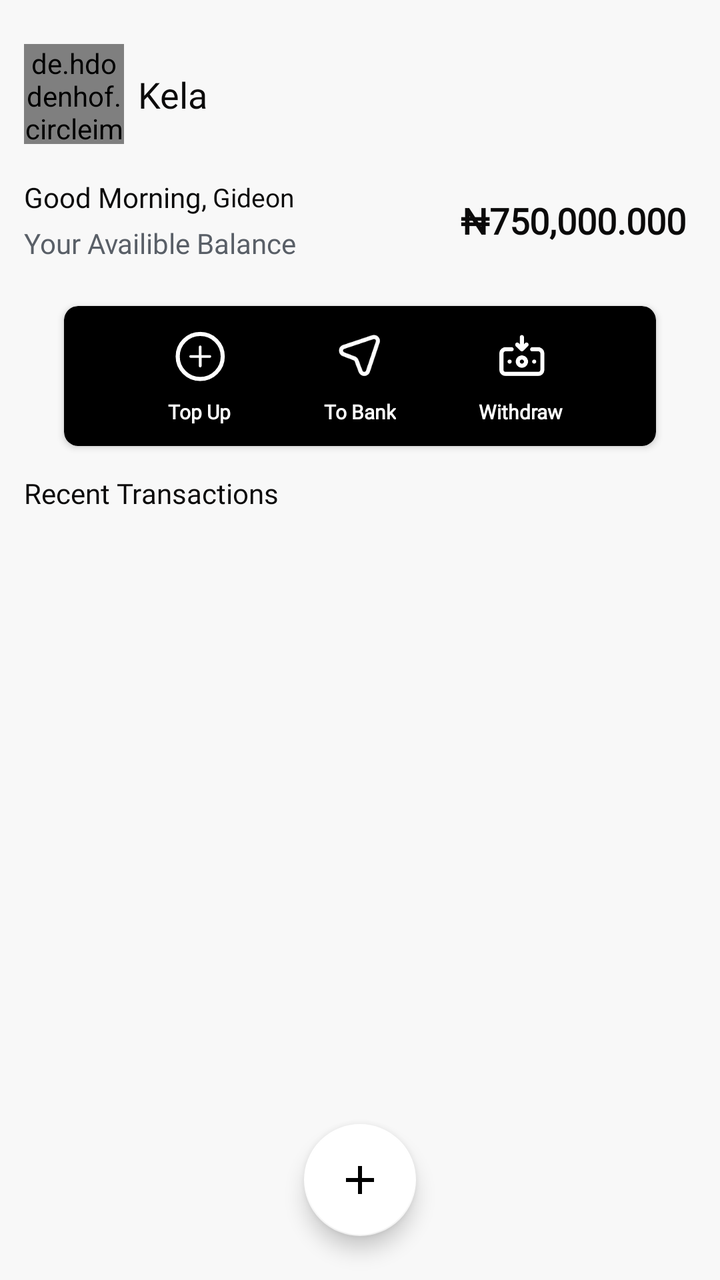
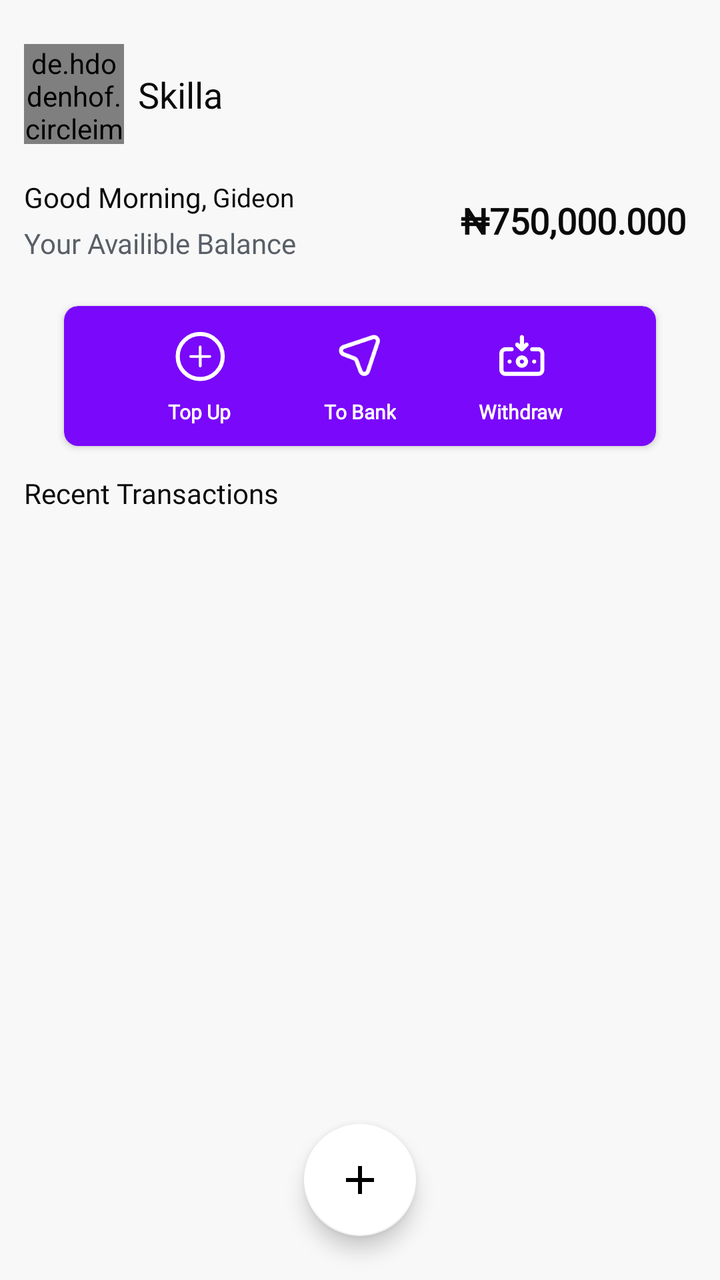

Before-and-after screenshots of an Android layout around one commit, followed by the original layout XML and the change that was made.
<!-- AndroidManifest.xml: application theme Theme.ExpenseApp -->
<!-- res/layout/fragment_home.xml -->
<?xml version="1.0" encoding="utf-8"?>
<androidx.constraintlayout.widget.ConstraintLayout xmlns:android="http://schemas.android.com/apk/res/android"
    xmlns:app="http://schemas.android.com/apk/res-auto"
    xmlns:tools="http://schemas.android.com/tools"
    android:layout_width="match_parent"
    android:layout_height="match_parent"
    android:background="#F8F8F8"
    tools:context=".fragment.HomeFragment">


    <de.hdodenhof.circleimageview.CircleImageView
        android:id="@+id/imageView"
        android:layout_width="50dp"
        android:layout_height="50dp"
        android:layout_marginStart="12dp"
        android:layout_marginTop="22dp"
        android:src="@drawable/play_store"
        app:layout_constraintStart_toStartOf="parent"
        app:layout_constraintTop_toTopOf="parent" />

    <TextView
        android:id="@+id/app_name"
        android:layout_width="wrap_content"
        android:layout_height="wrap_content"
        android:layout_marginStart="7dp"
        android:fontFamily="@font/poppins_medium"
        android:text="Kela"
        android:textColor="@color/text_color"
        android:textSize="18sp"
        app:layout_constraintBottom_toBottomOf="@+id/imageView"
        app:layout_constraintStart_toEndOf="@+id/imageView"
        app:layout_constraintTop_toTopOf="@+id/imageView" />

    <TextView
        android:id="@+id/greetings_txt"
        android:layout_width="wrap_content"
        android:layout_height="wrap_content"
        android:layout_marginTop="17dp"
        android:fontFamily="@font/poppins_medium"
        android:text="Good Morning,"
        android:textColor="@color/text_color"
        android:textSize="14sp"
        app:layout_constraintStart_toStartOf="@+id/imageView"
        app:layout_constraintTop_toBottomOf="@+id/imageView" />

    <TextView
        android:id="@+id/user_name"
        android:layout_width="wrap_content"
        android:layout_height="wrap_content"
        android:layout_marginStart="3dp"
        android:fontFamily="@font/poppins_medium"
        android:text="Gideon"
        android:textColor="@color/text_color"
        android:textSize="13sp"
        app:layout_constraintBottom_toBottomOf="@+id/greetings_txt"
        app:layout_constraintStart_toEndOf="@+id/greetings_txt"
        app:layout_constraintTop_toTopOf="@+id/greetings_txt" />

    <TextView
        android:id="@+id/textView4"
        android:layout_width="wrap_content"
        android:layout_height="wrap_content"
        android:layout_marginTop="4dp"
        android:fontFamily="@font/poppins_regular"
        android:text="Your Availible Balance"
        android:textColor="#595F67"
        android:textSize="14sp"
        app:layout_constraintStart_toStartOf="@+id/greetings_txt"
        app:layout_constraintTop_toBottomOf="@+id/greetings_txt" />

    <TextView
        android:id="@+id/textView5"
        android:layout_width="wrap_content"
        android:layout_height="wrap_content"
        android:layout_marginEnd="17dp"
        android:fontFamily="@font/poppins_regular"
        android:text="₦750,000.000"
        android:textColor="@color/text_color"
        android:textSize="18sp"
        android:textStyle="bold"
        app:layout_constraintBottom_toBottomOf="@+id/textView4"
        app:layout_constraintEnd_toEndOf="parent"
        app:layout_constraintTop_toTopOf="@+id/greetings_txt" />


    <androidx.cardview.widget.CardView
        android:id="@+id/activities"
        android:layout_width="match_parent"
        android:layout_height="70dp"
        android:layout_marginHorizontal="32dp"
        android:layout_marginTop="22dp"
        app:cardBackgroundColor="@color/black"
        app:cardCornerRadius="7dp"
        app:layout_constraintTop_toBottomOf="@id/textView4">


        <androidx.constraintlayout.widget.ConstraintLayout
            android:layout_width="match_parent"
            android:layout_height="match_parent">


            <ImageView
                android:id="@+id/top_up"
                android:layout_width="26dp"
                android:layout_height="36dp"
                android:layout_marginTop="7dp"
                android:src="@drawable/top_up"
                app:layout_constraintEnd_toStartOf="@id/send"
                app:layout_constraintStart_toStartOf="parent"
                app:layout_constraintTop_toTopOf="parent" />

            <TextView
                android:id="@+id/text_topUp"
                android:layout_width="wrap_content"
                android:layout_height="wrap_content"
                android:layout_marginTop="3dp"
                android:fontFamily="@font/poppins_medium"
                android:text="Top Up"
                android:textColor="@color/white"
                android:textSize="10sp"
                android:textStyle="bold"
                app:layout_constraintEnd_toEndOf="@+id/top_up"
                app:layout_constraintStart_toStartOf="@+id/top_up"
                app:layout_constraintTop_toBottomOf="@+id/top_up" />


            <ImageView
                android:id="@+id/send"
                android:layout_width="26dp"
                android:layout_height="36dp"
                android:src="@drawable/send"
                app:layout_constraintEnd_toStartOf="@id/withdraw"
                app:layout_constraintStart_toEndOf="@id/top_up"
                app:layout_constraintTop_toTopOf="@+id/top_up" />

            <TextView
                android:id="@+id/text_send"
                android:layout_width="wrap_content"
                android:layout_height="wrap_content"
                android:fontFamily="@font/poppins_medium"
                android:text="To Bank"
                android:textColor="@color/white"
                android:textSize="10sp"
                android:textStyle="bold"
                app:layout_constraintBottom_toBottomOf="@+id/text_topUp"
                app:layout_constraintEnd_toEndOf="@+id/send"
                app:layout_constraintStart_toStartOf="@id/send"
                app:layout_constraintTop_toTopOf="@id/text_topUp" />


            <ImageView
                android:id="@+id/withdraw"
                android:layout_width="26dp"
                android:layout_height="36dp"
                android:src="@drawable/withdraw"
                app:layout_constraintEnd_toEndOf="parent"
                app:layout_constraintStart_toEndOf="@+id/send"
                app:layout_constraintTop_toTopOf="@+id/top_up" />

            <TextView
                android:layout_width="wrap_content"
                android:layout_height="wrap_content"
                android:fontFamily="@font/poppins_medium"
                android:text="Withdraw"
                android:textColor="@color/white"
                android:textSize="10sp"
                android:textStyle="bold"
                app:layout_constraintBottom_toBottomOf="@id/text_topUp"
                app:layout_constraintEnd_toEndOf="@+id/withdraw"
                app:layout_constraintStart_toStartOf="@+id/withdraw"
                app:layout_constraintTop_toTopOf="@id/text_topUp" />


        </androidx.constraintlayout.widget.ConstraintLayout>
    </androidx.cardview.widget.CardView>

    <TextView
        android:id="@+id/transaction_text"
        android:layout_width="wrap_content"
        android:layout_height="wrap_content"
        android:layout_marginTop="14dp"
        android:fontFamily="@font/poppins_medium"
        android:text="Recent Transactions"
        android:textColor="@color/text_color"
        android:textSize="14sp"
        app:layout_constraintStart_toStartOf="@+id/greetings_txt"
        app:layout_constraintTop_toBottomOf="@+id/activities" />

    <androidx.recyclerview.widget.RecyclerView
        android:id="@+id/transaction_list"
        android:layout_width="match_parent"
        android:layout_height="wrap_content"
        android:layout_marginTop="5dp"
        tools:listitem="@layout/expense"
        app:layout_constraintEnd_toEndOf="parent"
        app:layout_constraintStart_toStartOf="parent"
        app:layout_constraintTop_toBottomOf="@+id/transaction_text" />

    <com.google.android.material.floatingactionbutton.FloatingActionButton
        android:id="@+id/BtnAddExpense"
        android:layout_width="wrap_content"
        android:layout_height="wrap_content"
        android:layout_marginBottom="22dp"
        android:src="@drawable/baseline_add_24"
        app:backgroundTint="@color/white"
        app:layout_constraintBottom_toBottomOf="parent"
        app:layout_constraintEnd_toEndOf="parent"
        app:layout_constraintStart_toStartOf="parent" />

</androidx.constraintlayout.widget.ConstraintLayout>
<!-- res/layout/expense.xml (included above) -->
<?xml version="1.0" encoding="utf-8"?>
<androidx.cardview.widget.CardView xmlns:android="http://schemas.android.com/apk/res/android"
    xmlns:app="http://schemas.android.com/apk/res-auto"
    xmlns:tools="http://schemas.android.com/tools"
    android:layout_width="match_parent"
    android:layout_height="100dp"
    android:layout_marginHorizontal="7dp"
    android:layout_marginTop="12dp"
    app:cardCornerRadius="7dp"
    app:cardElevation="0dp">


    <androidx.constraintlayout.widget.ConstraintLayout
        android:id="@+id/carrd"
        android:layout_width="match_parent"
        android:layout_height="match_parent"
        android:background="@color/white">

        <de.hdodenhof.circleimageview.CircleImageView
            android:id="@+id/imageView10"
            android:layout_width="55dp"
            android:layout_height="55dp"
            android:layout_marginStart="7dp"
            android:layout_marginTop="12dp"
            android:src="@drawable/user_image"
            app:layout_constraintStart_toStartOf="parent"
            app:layout_constraintTop_toTopOf="parent" />


        <TextView
            android:id="@+id/splitOption"
            android:layout_width="wrap_content"
            android:layout_height="wrap_content"
            android:fontFamily="@font/poppins_medium"
            android:text="equally splitted"
            android:textColor="@color/black"
            android:layout_marginTop="7dp"
            android:textSize="14sp"
            app:layout_constraintStart_toStartOf="@+id/constraint2"
            app:layout_constraintTop_toBottomOf="@+id/constraint2" />

        <TextView
            android:id="@+id/amount"
            android:layout_width="wrap_content"
            android:layout_height="wrap_content"
            android:layout_marginEnd="12sp"
            android:fontFamily="@font/poppins_medium"
            android:text="₦125,000.00"
            android:textColor="@color/black"
            android:textSize="12sp"
            app:layout_constraintBottom_toBottomOf="@+id/imageView10"
            app:layout_constraintEnd_toEndOf="parent"
            app:layout_constraintTop_toTopOf="@+id/imageView10" />


        <androidx.constraintlayout.widget.ConstraintLayout
            android:id="@+id/constraint2"
            android:layout_width="200dp"
            android:layout_height="wrap_content"
            android:layout_marginStart="7dp"
            app:layout_constraintStart_toEndOf="@+id/imageView10"
            app:layout_constraintTop_toTopOf="@+id/imageView10">

            <TextView
                android:id="@+id/textView12"
                android:layout_width="wrap_content"
                android:layout_height="25dp"
                android:layout_marginTop="12dp"
                android:layout_marginBottom="12dp"
                app:layout_constraintBottom_toBottomOf="parent"
                app:layout_constraintEnd_toEndOf="parent"
                app:layout_constraintStart_toStartOf="parent"
                app:layout_constraintTop_toTopOf="parent" />

            <TextView
                android:id="@+id/expenseDescription"
                android:layout_width="0dp"
                android:layout_height="0dp"
                android:fontFamily="@font/poppins_medium"
                android:text=""
                android:textAlignment="textStart"
                android:textColor="@color/black"
                android:textSize="14sp"
                app:layout_constraintBottom_toBottomOf="parent"
                app:layout_constraintEnd_toEndOf="parent"
                app:layout_constraintStart_toStartOf="parent"
                app:layout_constraintTop_toTopOf="parent" />

        </androidx.constraintlayout.widget.ConstraintLayout>

        <TextView
            android:id="@+id/edit"
            android:layout_width="wrap_content"
            android:layout_height="wrap_content"
            android:text="Edit"
            android:fontFamily="@font/poppins_medium"
            android:textSize="14sp"
            android:layout_marginEnd="17dp"
            android:textColor="#2196F3"
            app:layout_constraintBottom_toBottomOf="@+id/delete"
            app:layout_constraintEnd_toStartOf="@+id/delete"
            app:layout_constraintTop_toTopOf="@+id/delete" />

        <TextView
            android:id="@+id/delete"
            android:layout_width="wrap_content"
            android:layout_height="wrap_content"
            android:text="Delete"
            android:textColor="#E70606"
            android:fontFamily="@font/poppins_medium"
            android:textSize="14sp"
            app:layout_constraintBottom_toBottomOf="@+id/splitOption"
            app:layout_constraintEnd_toEndOf="@+id/amount"
            app:layout_constraintTop_toTopOf="@+id/splitOption" />

    </androidx.constraintlayout.widget.ConstraintLayout>


</androidx.cardview.widget.CardView>
<!-- resources referenced by this layout -->
<resources>
  <color name="black">#FF000000</color>
  <color name="text_color">#0B0A0A</color>
  <color name="white">#FFFFFFFF</color>
  <!-- drawable baseline_add_24 (drawable) -->
  <vector xmlns:android="http://schemas.android.com/apk/res/android" android:height="24dp" android:tint="@color/purple_500" android:viewportHeight="24" android:viewportWidth="24" android:width="24dp">
        
      <path android:fillColor="@android:color/white" android:pathData="M19,13h-6v6h-2v-6H5v-2h6V5h2v6h6v2z"/>
      
  </vector>
  <!-- drawable play_store: png bitmap (drawable, 22553 bytes) -->
  <!-- drawable send (drawable) -->
  <vector xmlns:android="http://schemas.android.com/apk/res/android"
      android:width="20dp"
      android:height="20dp"
      android:viewportWidth="20"
      android:viewportHeight="20">
      <path
          android:fillColor="#FFFFFFFF"
          android:pathData="M16.98 2.58c-0.3-0.3-0.68-0.52-1.1-0.62-0.42-0.1-0.86-0.08-1.26 0.06L3.47 5.75C3.02 5.9 2.63 6.18 2.35 6.55 2.07 6.95 1.9 7.4 1.9 7.88 1.89 8.34 2.03 8.81 2.3 9.2c0.26 0.4 0.64 0.7 1.08 0.86l4.13 1.57c0.09 0.04 0.17 0.1 0.25 0.16 0.07 0.07 0.12 0.16 0.16 0.25l1.58 4.14c0.16 0.43 0.45 0.8 0.83 1.07 0.38 0.27 0.84 0.41 1.3 0.4h0.06c0.47 0 0.93-0.16 1.3-0.44 0.39-0.28 0.67-0.68 0.82-1.13l3.72-11.16c0.14-0.4 0.16-0.83 0.06-1.25-0.1-0.4-0.3-0.79-0.61-1.09Zm-0.9 1.85L12.3 15.59c-0.04 0.15-0.13 0.27-0.25 0.36-0.12 0.08-0.26 0.13-0.41 0.13-0.15 0-0.3-0.04-0.42-0.12-0.12-0.08-0.21-0.2-0.27-0.33L9.4 11.49c-0.12-0.3-0.3-0.57-0.52-0.8-0.23-0.23-0.5-0.4-0.8-0.52L3.94 8.59C3.8 8.54 3.68 8.45 3.59 8.32 3.51 8.2 3.47 8.06 3.47 7.91c0-0.15 0.05-0.3 0.14-0.41 0.09-0.12 0.21-0.21 0.35-0.25l11.17-3.73c0.13-0.05 0.27-0.07 0.4-0.04 0.14 0.03 0.27 0.1 0.37 0.19 0.1 0.1 0.17 0.22 0.2 0.35 0.03 0.13 0.02 0.28-0.03 0.4Z"/>
  </vector>
  <!-- drawable top_up (drawable) -->
  <vector xmlns:android="http://schemas.android.com/apk/res/android"
      android:width="20dp"
      android:height="20dp"
      android:viewportWidth="20"
      android:viewportHeight="20">
      <path
          android:strokeColor="#FFFFFFFF"
          android:strokeWidth="1.58"
          android:pathData="M10.34 1.52A8.66 8.66 0 1 0 10.34 18.84 8.66 8.66 0 1 0 10.34 1.52z"/>
      <path
          android:fillColor="#FFFFFFFF"
          android:pathData="M14.01 9.65h-3.15V6.5c0-0.14-0.05-0.27-0.15-0.37-0.1-0.1-0.23-0.16-0.37-0.16-0.14 0-0.27 0.06-0.37 0.16C9.87 6.23 9.8 6.36 9.8 6.5v3.15H6.66C6.52 9.65 6.4 9.7 6.3 9.8c-0.1 0.1-0.15 0.24-0.15 0.37 0 0.14 0.05 0.28 0.15 0.38 0.1 0.1 0.23 0.15 0.37 0.15h3.15v3.15c0 0.14 0.06 0.27 0.16 0.37 0.1 0.1 0.23 0.16 0.37 0.16 0.14 0 0.27-0.06 0.37-0.16 0.1-0.1 0.15-0.23 0.15-0.37V10.7h3.15c0.14 0 0.28-0.06 0.38-0.15 0.1-0.1 0.15-0.24 0.15-0.38 0-0.13-0.06-0.27-0.15-0.37-0.1-0.1-0.24-0.15-0.38-0.15Z"/>
  </vector>
  <!-- drawable user_image: png bitmap (drawable, 219183 bytes) -->
  <!-- drawable withdraw: vector/xml drawable (drawable, 2655 chars, omitted) -->
  <style name="Theme.ExpenseApp" parent="Theme.MaterialComponents.Light.NoActionBar">
          
          <item name="colorPrimary">@color/purple_500</item>
          <item name="colorPrimaryVariant">@color/purple_700</item>
          <item name="colorOnPrimary">@color/white</item>
          
          <item name="colorSecondary">@color/teal_200</item>
          <item name="colorSecondaryVariant">@color/teal_700</item>
          <item name="colorOnSecondary">@color/black</item>
          
          <item name="android:statusBarColor" tools:targetApi="21">@color/white</item>
          
      </style>
  <color name="purple_500">#FF6200EE</color>
  <color name="purple_700">#FF3700B3</color>
  <color name="teal_200">#FF03DAC5</color>
  <color name="teal_700">#FF018786</color>
</resources>

<!-- the commit's change to res/layout/fragment_home.xml (unified diff, before → after) -->
@@ -1,5 +1,6 @@
 <?xml version="1.0" encoding="utf-8"?>
-<androidx.constraintlayout.widget.ConstraintLayout xmlns:android="http://schemas.android.com/apk/res/android"
+<androidx.constraintlayout.widget.ConstraintLayout
+    xmlns:android="http://schemas.android.com/apk/res/android"
     xmlns:app="http://schemas.android.com/apk/res-auto"
     xmlns:tools="http://schemas.android.com/tools"
     android:layout_width="match_parent"
@@ -14,7 +15,7 @@
         android:layout_height="50dp"
         android:layout_marginStart="12dp"
         android:layout_marginTop="22dp"
-        android:src="@drawable/play_store"
+        android:src="@drawable/skilla"
         app:layout_constraintStart_toStartOf="parent"
         app:layout_constraintTop_toTopOf="parent" />
 
@@ -24,7 +25,7 @@
         android:layout_height="wrap_content"
         android:layout_marginStart="7dp"
         android:fontFamily="@font/poppins_medium"
-        android:text="Kela"
+        android:text="Skilla"
         android:textColor="@color/text_color"
         android:textSize="18sp"
         app:layout_constraintBottom_toBottomOf="@+id/imageView"
@@ -89,7 +90,7 @@
         android:layout_height="70dp"
         android:layout_marginHorizontal="32dp"
         android:layout_marginTop="22dp"
-        app:cardBackgroundColor="@color/black"
+        app:cardBackgroundColor="@color/brand_color"
         app:cardCornerRadius="7dp"
         app:layout_constraintTop_toBottomOf="@id/textView4">
 
<!-- resource entries referenced after the edit -->
@@ -1,6 +1,7 @@
 <!-- resources referenced by this layout -->
 <resources>
   <color name="black">#FF000000</color>
+  <color name="brand_color">#7A08FA</color>
   <color name="text_color">#0B0A0A</color>
   <color name="white">#FFFFFFFF</color>
   <!-- drawable baseline_add_24 (drawable) -->
@@ -9,7 +10,6 @@
       <path android:fillColor="@android:color/white" android:pathData="M19,13h-6v6h-2v-6H5v-2h6V5h2v6h6v2z"/>
       
   </vector>
-  <!-- drawable play_store: png bitmap (drawable, 22553 bytes) -->
   <!-- drawable send (drawable) -->
   <vector xmlns:android="http://schemas.android.com/apk/res/android"
       android:width="20dp"
@@ -20,6 +20,7 @@
           android:fillColor="#FFFFFFFF"
           android:pathData="M16.98 2.58c-0.3-0.3-0.68-0.52-1.1-0.62-0.42-0.1-0.86-0.08-1.26 0.06L3.47 5.75C3.02 5.9 2.63 6.18 2.35 6.55 2.07 6.95 1.9 7.4 1.9 7.88 1.89 8.34 2.03 8.81 2.3 9.2c0.26 0.4 0.64 0.7 1.08 0.86l4.13 1.57c0.09 0.04 0.17 0.1 0.25 0.16 0.07 0.07 0.12 0.16 0.16 0.25l1.58 4.14c0.16 0.43 0.45 0.8 0.83 1.07 0.38 0.27 0.84 0.41 1.3 0.4h0.06c0.47 0 0.93-0.16 1.3-0.44 0.39-0.28 0.67-0.68 0.82-1.13l3.72-11.16c0.14-0.4 0.16-0.83 0.06-1.25-0.1-0.4-0.3-0.79-0.61-1.09Zm-0.9 1.85L12.3 15.59c-0.04 0.15-0.13 0.27-0.25 0.36-0.12 0.08-0.26 0.13-0.41 0.13-0.15 0-0.3-0.04-0.42-0.12-0.12-0.08-0.21-0.2-0.27-0.33L9.4 11.49c-0.12-0.3-0.3-0.57-0.52-0.8-0.23-0.23-0.5-0.4-0.8-0.52L3.94 8.59C3.8 8.54 3.68 8.45 3.59 8.32 3.51 8.2 3.47 8.06 3.47 7.91c0-0.15 0.05-0.3 0.14-0.41 0.09-0.12 0.21-0.21 0.35-0.25l11.17-3.73c0.13-0.05 0.27-0.07 0.4-0.04 0.14 0.03 0.27 0.1 0.37 0.19 0.1 0.1 0.17 0.22 0.2 0.35 0.03 0.13 0.02 0.28-0.03 0.4Z"/>
   </vector>
+  <!-- drawable skilla: png bitmap (drawable, 4007 bytes) -->
   <!-- drawable top_up (drawable) -->
   <vector xmlns:android="http://schemas.android.com/apk/res/android"
       android:width="20dp"
